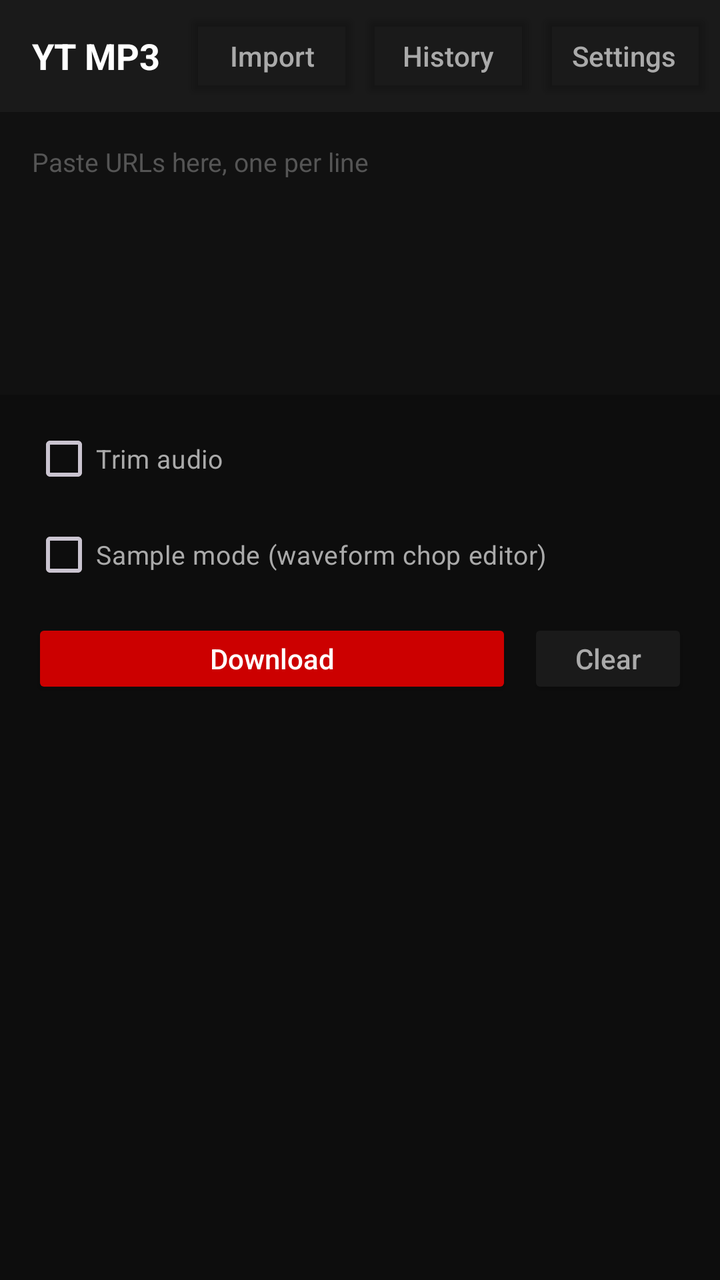
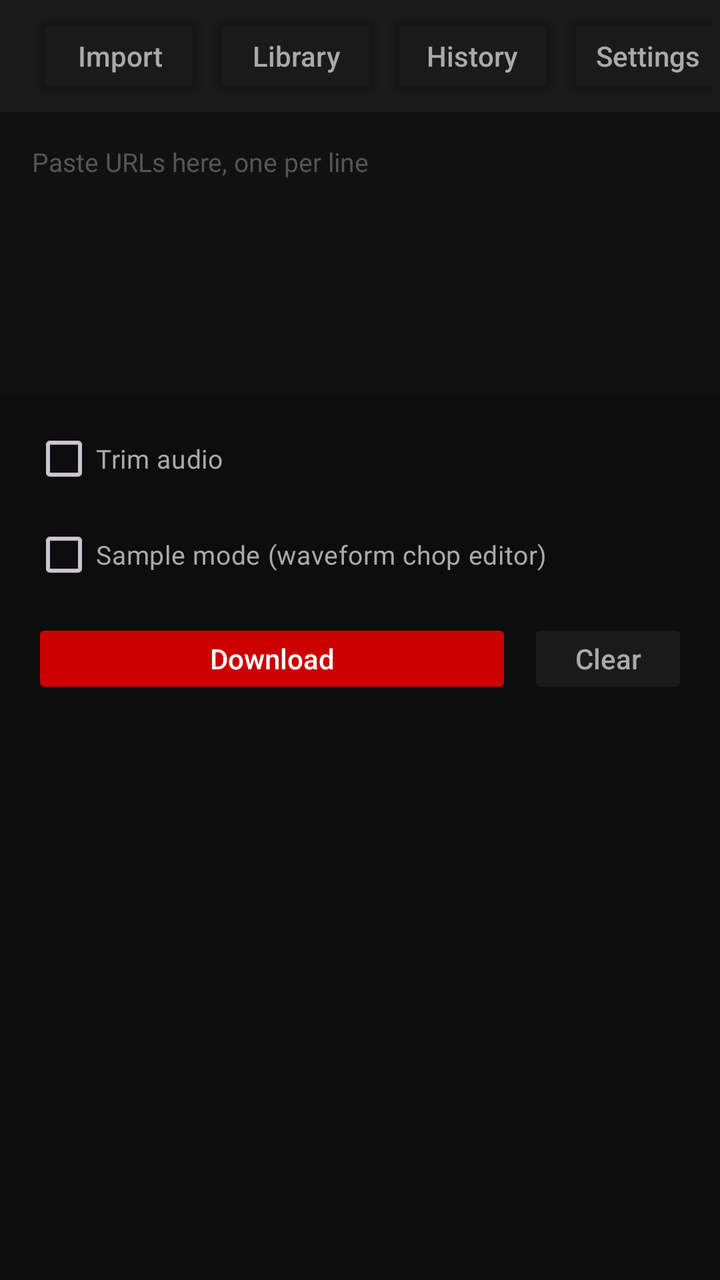

The first picture is an Android layout as it rendered before a commit; the second is the same layout after the commit. The layout source and the unified diff follow.
<!-- AndroidManifest.xml: application theme Theme.Ytmp3 -->
<!-- res/layout/activity_main.xml -->
<?xml version="1.0" encoding="utf-8"?>
<LinearLayout xmlns:android="http://schemas.android.com/apk/res/android"
    android:layout_width="match_parent"
    android:layout_height="match_parent"
    android:orientation="vertical"
    android:background="#0D0D0D"
    android:fitsSystemWindows="true">

    <LinearLayout
        android:layout_width="match_parent"
        android:layout_height="56dp"
        android:orientation="horizontal"
        android:gravity="center_vertical"
        android:paddingStart="16dp"
        android:paddingEnd="4dp"
        android:background="#1A1A1A">
        <TextView
            android:layout_width="0dp"
            android:layout_height="wrap_content"
            android:layout_weight="1"
            android:text="YT MP3"
            android:textColor="#FFFFFF"
            android:textSize="18sp"
            android:textStyle="bold" />
        <Button
            android:id="@+id/btn_import_audio"
            android:layout_width="wrap_content"
            android:layout_height="wrap_content"
            android:text="Import"
            android:textAllCaps="false"
            android:backgroundTint="@android:color/transparent"
            android:textColor="#AAAAAA" />
        <Button
            android:id="@+id/btn_history"
            android:layout_width="wrap_content"
            android:layout_height="wrap_content"
            android:text="History"
            android:textAllCaps="false"
            android:backgroundTint="@android:color/transparent"
            android:textColor="#AAAAAA" />
        <Button
            android:id="@+id/btn_settings"
            android:layout_width="wrap_content"
            android:layout_height="wrap_content"
            android:text="Settings"
            android:textAllCaps="false"
            android:backgroundTint="@android:color/transparent"
            android:textColor="#AAAAAA" />
    </LinearLayout>

    <EditText
        android:id="@+id/et_urls"
        android:layout_width="match_parent"
        android:layout_height="0dp"
        android:layout_weight="1"
        android:background="#111111"
        android:gravity="top"
        android:hint="Paste URLs here, one per line"
        android:inputType="textMultiLine"
        android:padding="16dp"
        android:textColor="#FFFFFF"
        android:textColorHint="#555555"
        android:textSize="13sp" />

    <LinearLayout
        android:layout_width="match_parent"
        android:layout_height="wrap_content"
        android:orientation="vertical"
        android:paddingStart="16dp"
        android:paddingEnd="16dp"
        android:paddingTop="8dp"
        android:background="#0D0D0D"
    android:fitsSystemWindows="true">

        <CheckBox
            android:id="@+id/cb_trim"
            android:layout_width="wrap_content"
            android:layout_height="wrap_content"
            android:text="Trim audio"
            android:textColor="#AAAAAA"
            android:textSize="13sp"
            android:buttonTint="#CC0000" />

        <LinearLayout
            android:id="@+id/ll_trim_fields"
            android:layout_width="match_parent"
            android:layout_height="wrap_content"
            android:orientation="horizontal"
            android:gravity="center_vertical"
            android:paddingTop="4dp"
            android:paddingBottom="8dp"
            android:visibility="gone">
            <EditText
                android:id="@+id/et_trim_start"
                android:layout_width="0dp"
                android:layout_height="40dp"
                android:layout_weight="1"
                android:hint="0:00"
                android:inputType="text"
                android:textColor="#FFFFFF"
                android:textColorHint="#555555"
                android:background="#1A1A1A"
                android:padding="8dp"
                android:textSize="13sp" />
            <TextView
                android:layout_width="wrap_content"
                android:layout_height="wrap_content"
                android:text=" to "
                android:textColor="#666666"
                android:paddingStart="8dp"
                android:paddingEnd="8dp" />
            <EditText
                android:id="@+id/et_trim_end"
                android:layout_width="0dp"
                android:layout_height="40dp"
                android:layout_weight="1"
                android:hint="end"
                android:inputType="text"
                android:textColor="#FFFFFF"
                android:textColorHint="#555555"
                android:background="#1A1A1A"
                android:padding="8dp"
                android:textSize="13sp" />
        </LinearLayout>

        <CheckBox
            android:id="@+id/cb_sample_mode"
            android:layout_width="wrap_content"
            android:layout_height="wrap_content"
            android:text="Sample mode (waveform chop editor)"
            android:textColor="#AAAAAA"
            android:textSize="13sp"
            android:buttonTint="#CC0000" />
    </LinearLayout>

    <LinearLayout
        android:layout_width="match_parent"
        android:layout_height="56dp"
        android:orientation="horizontal"
        android:paddingStart="16dp"
        android:paddingEnd="16dp"
        android:paddingTop="8dp"
        android:paddingBottom="8dp">
        <Button
            android:id="@+id/btn_download"
            android:layout_width="0dp"
            android:layout_height="match_parent"
            android:layout_weight="3"
            android:layout_marginEnd="8dp"
            android:backgroundTint="#CC0000"
            android:text="Download"
            android:textAllCaps="false"
            android:textColor="#FFFFFF" />
        <Button
            android:id="@+id/btn_clear"
            android:layout_width="0dp"
            android:layout_height="match_parent"
            android:layout_weight="1"
            android:backgroundTint="#1A1A1A"
            android:text="Clear"
            android:textAllCaps="false"
            android:textColor="#AAAAAA" />
    </LinearLayout>

    <androidx.recyclerview.widget.RecyclerView
        android:id="@+id/rv_downloads"
        android:layout_width="match_parent"
        android:layout_height="0dp"
        android:layout_weight="2"
        android:clipToPadding="false"
        android:paddingTop="4dp"
        android:paddingBottom="4dp" />

</LinearLayout>
<!-- resources referenced by this layout -->
<resources>
  <style name="Theme.Ytmp3" parent="Theme.Material3.Dark.NoActionBar">
          <item name="colorPrimary">#CC0000</item>
          <item name="colorOnPrimary">#FFFFFF</item>
          <item name="colorSurface">#0D0D0D</item>
          <item name="colorOnSurface">#FFFFFF</item>
          <item name="android:windowBackground">#0D0D0D</item>
          <item name="android:statusBarColor">#0D0D0D</item>
          <item name="android:navigationBarColor">#0D0D0D</item>
      </style>
</resources>

<!-- the commit's change to res/layout/activity_main.xml (unified diff, before → after) -->
@@ -27,6 +27,14 @@
             android:layout_width="wrap_content"
             android:layout_height="wrap_content"
             android:text="Import"
+            android:textAllCaps="false"
+            android:backgroundTint="@android:color/transparent"
+            android:textColor="#AAAAAA" />
+        <Button
+            android:id="@+id/btn_library"
+            android:layout_width="wrap_content"
+            android:layout_height="wrap_content"
+            android:text="Library"
             android:textAllCaps="false"
             android:backgroundTint="@android:color/transparent"
             android:textColor="#AAAAAA" />
